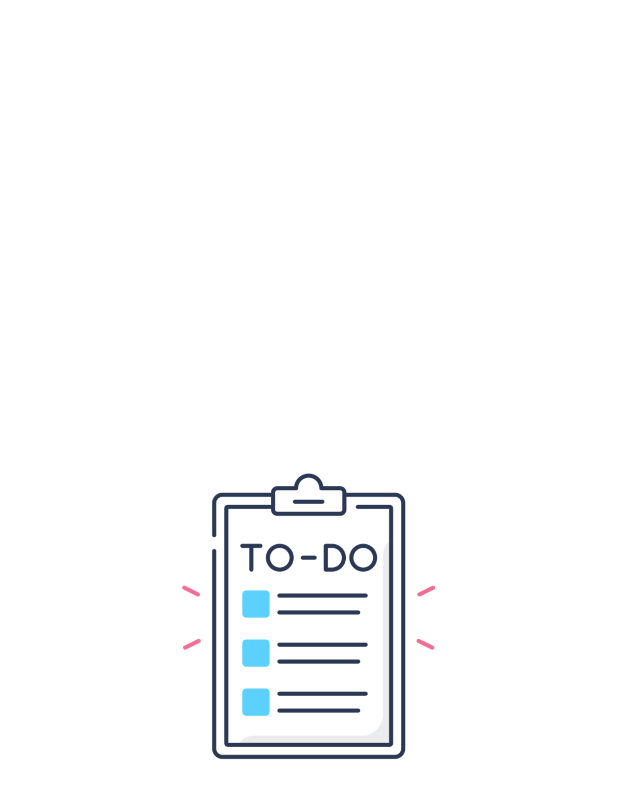
After one commit to AliGalip75/Todo_List, an Android app: the layout activity_splash.xml on its own in the app's theme, with its tools: preview values and no code run, on a phone screen of 412 x 824 dp. The commit adds this screen. Shown: the top 799 px of the screen. Run offline under Robolectric (Android 15) with nearby library versions, the phone set to English and light mode, and no system bars.

Commit message:
last commit

```diff
--- a/app/build.gradle.kts
+++ b/app/build.gradle.kts
@@ -45,6 +45,7 @@ dependencies {
     implementation(libs.lifecycle.viewmodel.ktx)
     implementation(libs.navigation.fragment)
     implementation(libs.navigation.ui)
+    implementation(libs.activity)
     testImplementation(libs.junit)
     androidTestImplementation(libs.ext.junit)
     androidTestImplementation(libs.espresso.core)
--- a/app/src/main/java/com/example/todo_list/data/TaskDatabase.java
+++ b/app/src/main/java/com/example/todo_list/data/TaskDatabase.java
@@ -7,7 +7,7 @@ import androidx.room.RoomDatabase;
 import java.util.concurrent.ExecutorService;
 import java.util.concurrent.Executors;
 
-@Database(entities = {Task.class}, version = 2, exportSchema = false)
+@Database(entities = {Task.class}, version = 3, exportSchema = false)
 public abstract class TaskDatabase extends RoomDatabase {
     private static volatile TaskDatabase INSTANCE;
 
--- /dev/null
+++ b/app/src/main/res/layout/activity_splash.xml
@@ -0,0 +1,13 @@
+<?xml version="1.0" encoding="utf-8"?>
+<FrameLayout xmlns:android="http://schemas.android.com/apk/res/android"
+    android:layout_width="match_parent"
+    android:layout_height="match_parent"
+    android:background="@color/white">
+
+    <ImageView
+        android:id="@+id/ivLogo"
+        android:layout_width="200dp"
+        android:layout_height="200dp"
+        android:src="@drawable/todolist_logo"
+    android:layout_gravity="center"/>
+</FrameLayout>
--- a/app/src/main/res/values/themes.xml
+++ b/app/src/main/res/values/themes.xml
@@ -17,4 +17,11 @@
         <item name="android:navigationBarColor">@color/white</item>
         <item name="android:statusBarColor">@color/white</item>
     </style>
+
+    <!-- launcher -->
+    <style name="Theme.Todo_List.NoActionBar" parent="Theme.Todo_List">
+        <item name="windowActionBar">false</item>
+        <item name="windowNoTitle">true</item>
+    </style>
+
 </resources>
--- a/gradle/libs.versions.toml
+++ b/gradle/libs.versions.toml
@@ -10,6 +10,7 @@ lifecycleLivedataKtx = "2.8.7"
 lifecycleViewmodelKtx = "2.8.7"
 navigationFragment = "2.8.9"
 navigationUi = "2.8.9"
+activity = "1.10.1"
 
 [libraries]
 junit = { group = "junit", name = "junit", version.ref = "junit" }
@@ -22,6 +23,7 @@ lifecycle-livedata-ktx = { group = "androidx.lifecycle", name = "lifecycle-lived
 lifecycle-viewmodel-ktx = { group = "androidx.lifecycle", name = "lifecycle-viewmodel-ktx", version.ref = "lifecycleViewmodelKtx" }
 navigation-fragment = { group = "androidx.navigation", name = "navigation-fragment", version.ref = "navigationFragment" }
 navigation-ui = { group = "androidx.navigation", name = "navigation-ui", version.ref = "navigationUi" }
+activity = { group = "androidx.activity", name = "activity", version.ref = "activity" }
 
 [plugins]
 android-application = { id = "com.android.application", version.ref = "agp" }
```
Also changed, not shown: app/src/main/AndroidManifest.xml (+17 -8 lines), app/src/main/java/com/example/todo_list/data/Converters.java (added, +20 -0 lines), app/src/main/java/com/example/todo_list/data/Priority.java (added, +7 -0 lines), app/src/main/java/com/example/todo_list/data/Task.java (+31 -0 lines), app/src/main/java/com/example/todo_list/ui/SplashActivity.java (added, +37 -0 lines), app/src/main/res/anim/splash_anim.xml (added, +21 -0 lines), app/src/main/res/drawable/todolist_logo.png (added).
